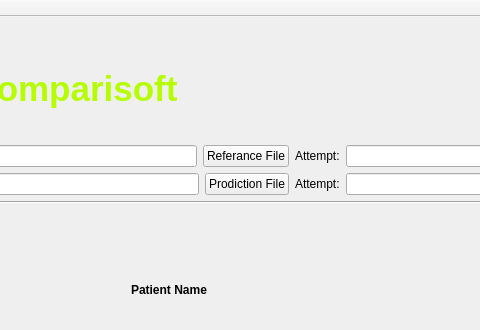
Above: Comparisoft/QT/Comparisoft/mainwindow.ui from zifangah/Capstone3DModelling before the change; both pictures show x 525 to 1005 and y 0 to 330 of the 1305 by 683 pixel window. Below: the same form after it.
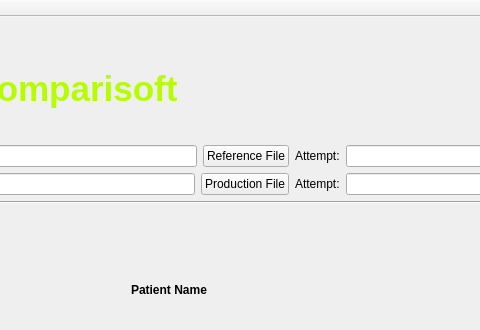
That is the form after the change.

```diff
--- a/Comparisoft/QT/Comparisoft/mainwindow.ui
+++ b/Comparisoft/QT/Comparisoft/mainwindow.ui
@@ -105,7 +105,7 @@
                   <item>
                    <widget class="QPushButton" name="Referance_File_Button">
                     <property name="text">
-                     <string>Referance File</string>
+                     <string>Reference File</string>
                     </property>
                    </widget>
                   </item>
@@ -119,7 +119,7 @@
                   <item>
                    <widget class="QPushButton" name="Production_File_Button">
                     <property name="text">
-                     <string>Prodiction File</string>
+                     <string>Production File</string>
                     </property>
                    </widget>
                   </item>
```
Left out of the diff: 6 changed lines with no effect on the pictures.
